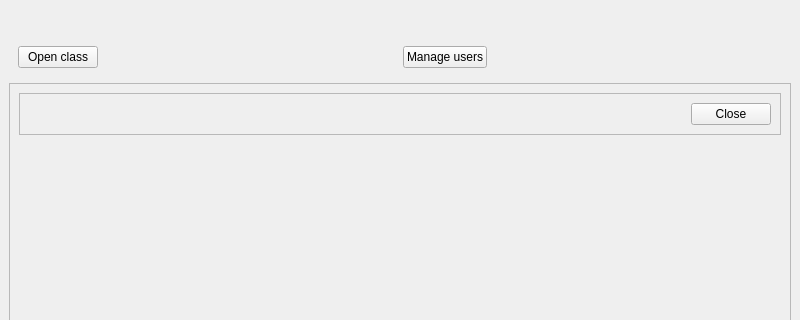
Old version of the form ui/monitorwindow.ui in the repository Open-Typer/ClassMonitor; both pictures show x 0 to 800 and y 0 to 320 of the 800 by 600 pixel window.
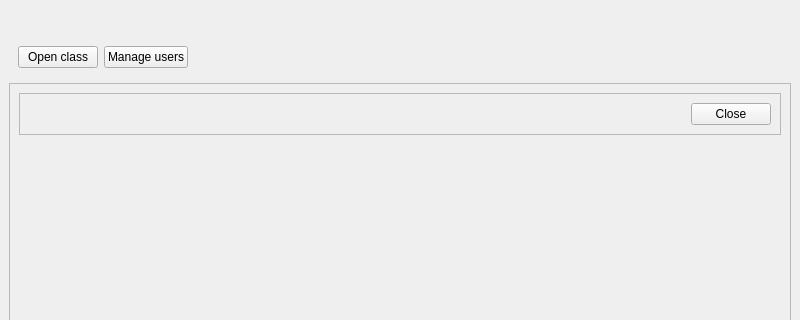
New version of the form.

Commit message: ui: monitorwindow: Fix alignment of buttons

```diff
--- a/ui/monitorwindow.ui
+++ b/ui/monitorwindow.ui
@@ -105,7 +105,7 @@
       </layout>
      </widget>
     </item>
-    <item row="1" column="0">
+    <item row="1" column="0" alignment="Qt::AlignLeft">
      <widget class="QFrame" name="controlFrame">
       <property name="sizePolicy">
        <sizepolicy hsizetype="Preferred" vsizetype="Fixed">
```
